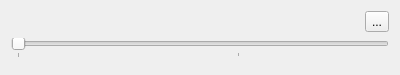
hippich/recorditnow, file src/ui/timeline.ui: the form before one commit.
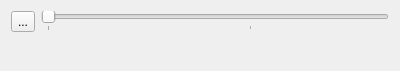
The form after the commit. Custom widgets are drawn as their Qt base class.

```diff
--- a/src/ui/timeline.ui
+++ b/src/ui/timeline.ui
@@ -16,19 +16,6 @@
   <layout class="QVBoxLayout" name="verticalLayout_2">
    <item>
     <layout class="QHBoxLayout" name="horizontalLayout">
-     <item>
-      <spacer name="horizontalSpacer">
-       <property name="orientation">
-        <enum>Qt::Horizontal</enum>
-       </property>
-       <property name="sizeHint" stdset="0">
-        <size>
-         <width>40</width>
-         <height>20</height>
-        </size>
-       </property>
-      </spacer>
-     </item>
      <item>
       <widget class="QToolButton" name="editButton">
        <property name="text">
@@ -36,10 +23,6 @@
        </property>
       </widget>
      </item>
-    </layout>
-   </item>
-   <item>
-    <layout class="QVBoxLayout" name="verticalLayout">
      <item>
       <widget class="QSlider" name="slider">
        <property name="enabled">
@@ -59,6 +42,10 @@
        </property>
       </widget>
      </item>
+    </layout>
+   </item>
+   <item>
+    <layout class="QVBoxLayout" name="verticalLayout">
      <item>
       <widget class="TopicWidget" name="topicWidget" native="true"/>
      </item>
```
